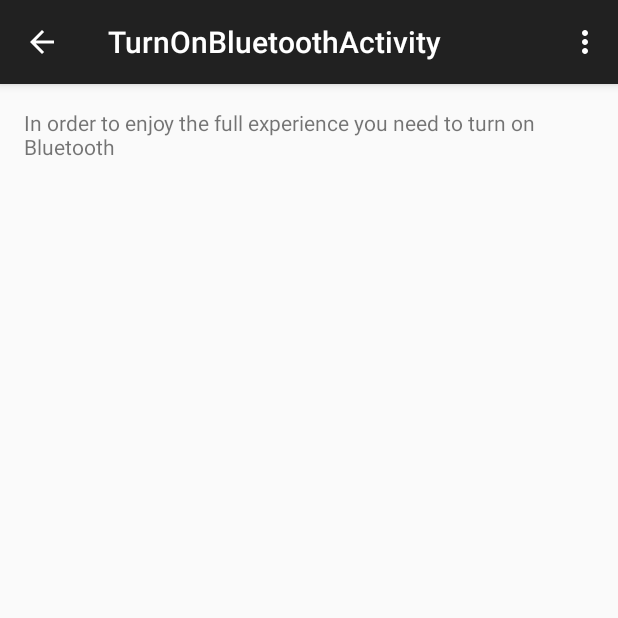
After one commit to samfcmc/master-thesis, an Android app: the TurnOnBluetoothActivity screen opened directly, with no data from a screen before it, on a phone screen of 412 x 824 dp, the top half of it. The commit adds this screen. Run offline under Robolectric (Android 15) with nearby library versions, the phone set to English and light mode, and no system bars; libraries missing offline, so code that uses them is left out: org.altbeacon.beacon.

Commit message:
Moved code to ask the user to turn on bluetooth to a separate activity

```diff
--- a/SmartPlacesClientApp/app/src/main/java/com/sam/smartplacesclientapp/SmartPlacesApplication.java
+++ b/SmartPlacesClientApp/app/src/main/java/com/sam/smartplacesclientapp/SmartPlacesApplication.java
@@ -3,9 +3,9 @@ package com.sam.smartplacesclientapp;
 import android.app.Application;
 import android.widget.Toast;
 
-import com.facebook.FacebookSdk;
 import com.sam.smartplacesclientapp.datastore.DataStore;
 import com.sam.smartplacesclientapp.datastore.ParseDataStore;
+import com.sam.smartplacesclientapp.exception.CannotFindParseJsonFile;
 
 import org.altbeacon.beacon.Region;
 import org.altbeacon.beacon.powersave.BackgroundPowerSaver;
--- a/SmartPlacesClientApp/app/src/main/java/com/sam/smartplacesclientapp/bluetooth/BeaconsManager.java
+++ b/SmartPlacesClientApp/app/src/main/java/com/sam/smartplacesclientapp/bluetooth/BeaconsManager.java
@@ -1,10 +1,13 @@
 package com.sam.smartplacesclientapp.bluetooth;
+
+import java.util.Collection;
 
 /**
  *
  */
-public interface BeaconsManager {
-    public void startScan(BeaconScanCallback callback);
+public interface BeaconsManager<BeaconType> {
+    public void startScan(BeaconScanCallback<BeaconType> callback);
     public void stopScan();
     public void unbind();
+    public BeaconType getNearestBeacon(Collection<BeaconType> beacons);
 }
--- a/SmartPlacesClientApp/app/src/main/java/com/sam/smartplacesclientapp/datastore/AbstractDataStore.java
+++ b/SmartPlacesClientApp/app/src/main/java/com/sam/smartplacesclientapp/datastore/AbstractDataStore.java
@@ -8,12 +8,12 @@ import com.sam.smartplacesclientapp.datastore.login.LoginStrategy;
 /**
  *
  */
-public abstract class AbstractDataStore implements DataStore {
+public abstract class AbstractDataStore<UserType, ExceptionType> implements DataStore<UserType, ExceptionType> {
 
     private LoginStrategy loginStrategy;
 
     @Override
-    public <UserType, ExceptionType> void login(LoginStrategy<UserType, ExceptionType> loginStrategy,
+    public void login(LoginStrategy<UserType, ExceptionType> loginStrategy,
                                                 LoginCallback<UserType, ExceptionType> callback) {
         this.loginStrategy = loginStrategy;
         this.loginStrategy.login(callback);
--- a/SmartPlacesClientApp/app/src/main/java/com/sam/smartplacesclientapp/CannotFindParseJsonFile.java
+++ b/SmartPlacesClientApp/app/src/main/java/com/sam/smartplacesclientapp/exception/CannotFindParseJsonFile.java
@@ -1,4 +1,4 @@
-package com.sam.smartplacesclientapp;
+package com.sam.smartplacesclientapp.exception;
 
 /**
  *
--- /dev/null
+++ b/SmartPlacesClientApp/app/src/main/java/com/sam/smartplacesclientapp/ui/TurnOnBluetoothActivity.java
@@ -0,0 +1,90 @@
+package com.sam.smartplacesclientapp.ui;
+
+import android.bluetooth.BluetoothAdapter;
+import android.bluetooth.BluetoothManager;
+import android.content.Context;
+import android.content.Intent;
+import android.support.v7.app.ActionBarActivity;
+import android.os.Bundle;
+import android.view.Menu;
+import android.view.MenuItem;
+
+import com.sam.smartplacesclientapp.R;
+import com.sam.smartplacesclientapp.bluetooth.BeaconScanCallback;
+import com.sam.smartplacesclientapp.bluetooth.BeaconsManager;
+
+import org.altbeacon.beacon.Beacon;
+
+import java.util.Collection;
+
+public class TurnOnBluetoothActivity extends ActionBarActivity {
+
+    private BluetoothAdapter bluetoothAdapter;
+    private BeaconsManager beaconsManager;
+
+    private static final int REQUEST_ENABLE_BT = 1;
+
+    @Override
+    protected void onCreate(Bundle savedInstanceState) {
+        super.onCreate(savedInstanceState);
+        setContentView(R.layout.activity_turn_on_bluetooth);
+        initBluetooth();
+    }
+
+    @Override
+    protected void onDestroy() {
+        super.onDestroy();
+        this.beaconsManager.unbind();
+    }
+
+    @Override
+    public boolean onCreateOptionsMenu(Menu menu) {
+        // Inflate the menu; this adds items to the action bar if it is present.
+        getMenuInflater().inflate(R.menu.menu_turn_on_bluetooth, menu);
+        return true;
+    }
+
+    @Override
+    public boolean onOptionsItemSelected(MenuItem item) {
+        // Handle action bar item clicks here. The action bar will
+        // automatically handle clicks on the Home/Up button, so long
+        // as you specify a parent activity in AndroidManifest.xml.
+        int id = item.getItemId();
+
+        //noinspection SimplifiableIfStatement
+        if (id == R.id.action_settings) {
+            return true;
+        }
+
+        return super.onOptionsItemSelected(item);
+    }
+
+    private void initBluetooth() {
+        final BluetoothManager bluetoothManager = (BluetoothManager) getSystemService(Context.BLUETOOTH_SERVICE);
+        this.bluetoothAdapter = bluetoothManager.getAdapter();
+
+        if(this.bluetoothAdapter == null || !this.bluetoothAdapter.isEnabled()) {
+            // Bluetooth turned off
+            askToTurnOnBluetooth();
+        }
+        else {
+            // Bluetooth turned on
+            //TODO:
+        }
+    }
+
+    private void askToTurnOnBluetooth() {
+        Intent intent = new Intent(BluetoothAdapter.ACTION_REQUEST_ENABLE);
+        startActivityForResult(intent, REQUEST_ENABLE_BT);
+    }
+
+    @Override
+    protected void onActivityResult(int requestCode, int resultCode, Intent data) {
+        super.onActivityResult(requestCode, resultCode, data);
+        if(resultCode == RESULT_OK) {
+            if(requestCode == REQUEST_ENABLE_BT) {
+                //TODO:
+            }
+        }
+    }
+}
--- /dev/null
+++ b/SmartPlacesClientApp/app/src/main/res/layout/activity_turn_on_bluetooth.xml
@@ -0,0 +1,15 @@
+<RelativeLayout xmlns:android="http://schemas.android.com/apk/res/android"
+    xmlns:tools="http://schemas.android.com/tools" android:layout_width="match_parent"
+    android:layout_height="match_parent" android:paddingLeft="@dimen/activity_horizontal_margin"
+    android:paddingRight="@dimen/activity_horizontal_margin"
+    android:paddingTop="@dimen/activity_vertical_margin"
+    android:paddingBottom="@dimen/activity_vertical_margin"
+    tools:context="com.sam.smartplacesclientapp.ui.TurnOnBluetoothActivity">
+
+    <TextView
+        android:id="@+id/ask_turn_on_bluetooth_message_textview"
+        android:text="@string/ask_turn_on_bluetooth"
+        android:layout_width="wrap_content"
+        android:layout_height="wrap_content" />
+
+</RelativeLayout>
--- /dev/null
+++ b/SmartPlacesClientApp/app/src/main/res/menu/menu_turn_on_bluetooth.xml
@@ -0,0 +1,7 @@
+<menu xmlns:android="http://schemas.android.com/apk/res/android"
+    xmlns:app="http://schemas.android.com/apk/res-auto"
+    xmlns:tools="http://schemas.android.com/tools"
+    tools:context="com.sam.smartplacesclientapp.ui.TurnOnBluetoothActivity">
+    <item android:id="@+id/action_settings" android:title="@string/action_settings"
+        android:orderInCategory="100" app:showAsAction="never" />
+</menu>
--- a/SmartPlacesClientApp/app/src/main/res/values/strings.xml
+++ b/SmartPlacesClientApp/app/src/main/res/values/strings.xml
@@ -4,4 +4,6 @@
     <string name="hello_world">In order to use the app you need to login first</string>
     <string name="action_settings">Settings</string>
     <string name="login">Login</string>
+    <string name="title_activity_turn_on_bluetooth">TurnOnBluetoothActivity</string>
+    <string name="ask_turn_on_bluetooth">In order to enjoy the full experience you need to turn on Bluetooth</string>
 </resources>
```
Also changed, not shown: SmartPlacesClientApp/app/src/main/AndroidManifest.xml (+23 -15 lines), SmartPlacesClientApp/app/src/main/java/com/sam/smartplacesclientapp/bluetooth/ibeacon/IBeaconsManager.java (+15 -2 lines), SmartPlacesClientApp/app/src/main/java/com/sam/smartplacesclientapp/datastore/DataStore.java (+6 -2 lines), SmartPlacesClientApp/app/src/main/java/com/sam/smartplacesclientapp/datastore/ParseDataStore.java (+25 -3 lines), SmartPlacesClientApp/app/src/main/java/com/sam/smartplacesclientapp/datastore/login/LogoutCallback.java (added, +8 -0 lines), SmartPlacesClientApp/app/src/main/java/com/sam/smartplacesclientapp/ui/MainActivity.java (+18 -54 lines).
